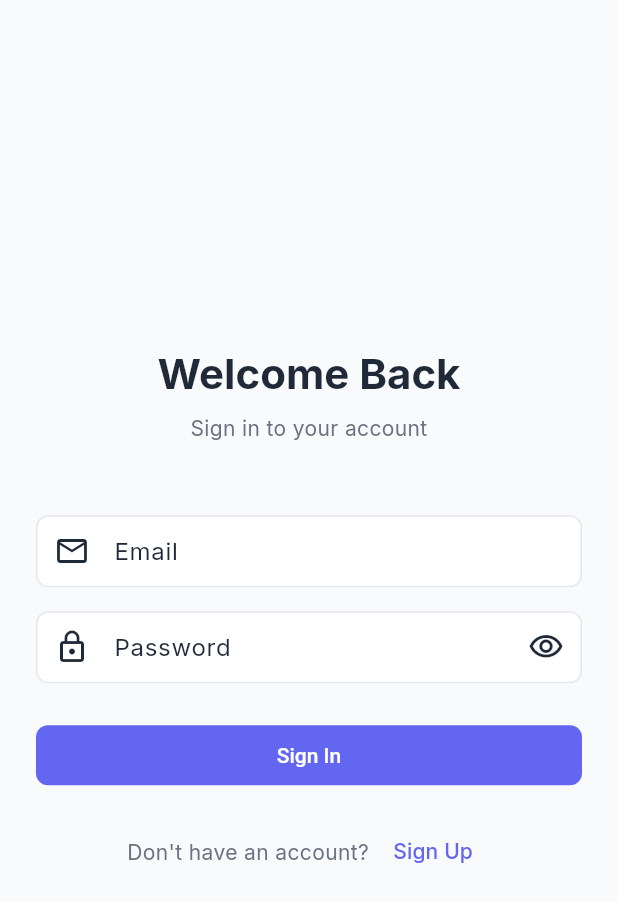
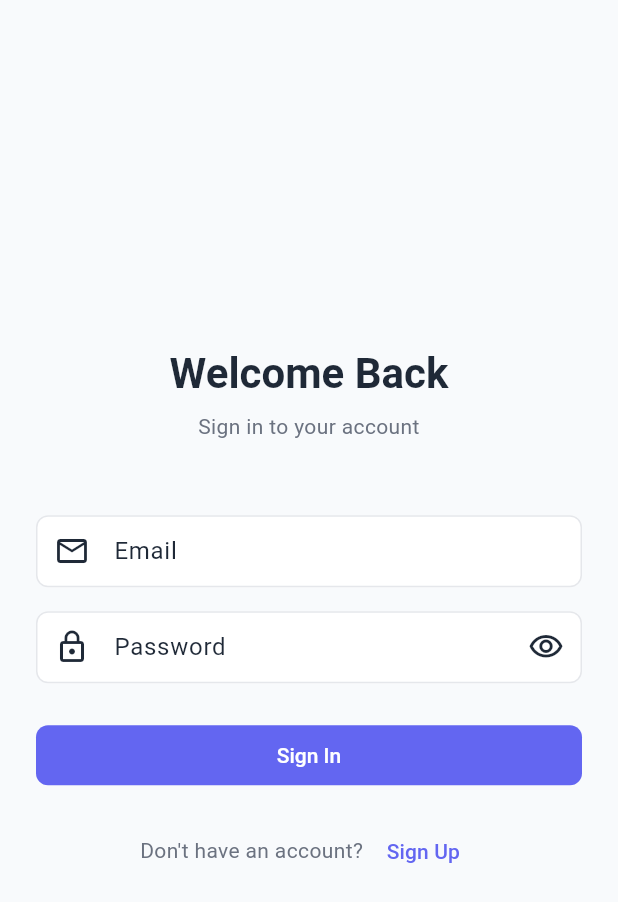
Before and after one commit to Debashish0504/mcp_ecommerce_app, a Flutter app: the screen it shows after launch, on a phone screen of 412 x 824 dp. Shown: the top 902 px of the screen. Run offline on Flutter 3.47's test engine with Material 3 defaults, Android fonts, the phone set to English and light mode, and no system bars; our stand-ins replace dio, flutter_riverpod, freezed_annotation, go_router; generated files the repository leaves out were written again.

Commit message:
fix(assets): remove font dependencies and create placeholder asset directories

```diff
--- a/lib/core/theme/app_theme.dart
+++ b/lib/core/theme/app_theme.dart
@@ -21,7 +21,6 @@ class AppTheme {
   static ThemeData get lightTheme {
     return ThemeData(
       useMaterial3: true,
-      fontFamily: 'Inter',
       colorScheme: const ColorScheme.light(
         primary: primaryColor,
         secondary: secondaryColor,
```
Also changed, not shown: pubspec.yaml (+0 -11 lines), 2 other files.
